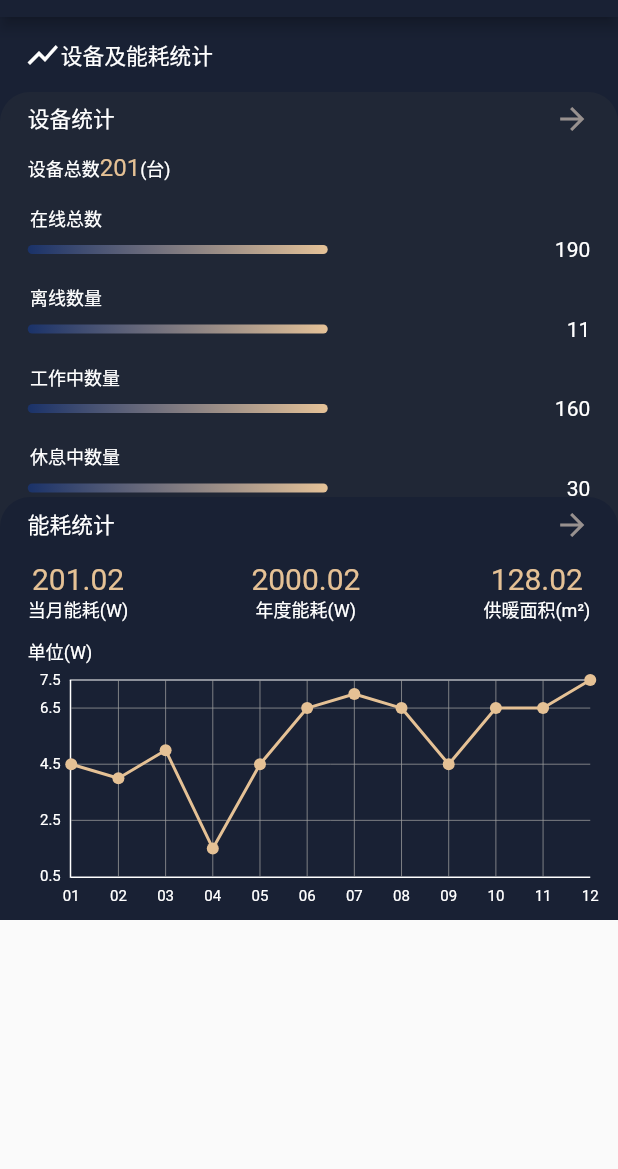
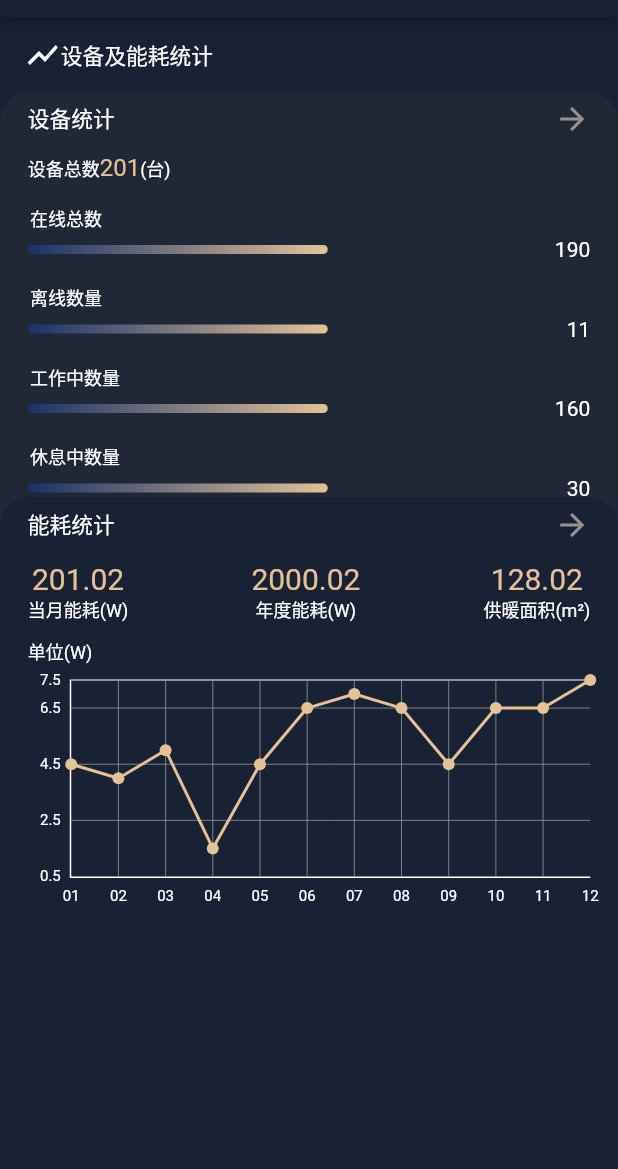
Before and after one commit to zhangyuhuihh/flutter-demo, a Flutter app: the screen it shows after launch, on a phone screen of 412 x 824 dp, the part 67-1236 px from its top. Run offline on Flutter 3.47's test engine with Material 2 defaults, Android fonts, the phone set to English and light mode, and no system bars; drawn by our look-alikes of fl_chart; generated files the repository leaves out were written again.

Commit message:
首页整体布局搞定

```diff
--- a/lib/routes/homePage.dart
+++ b/lib/routes/homePage.dart
@@ -213,7 +213,8 @@ class EnergyManage extends StatefulWidget {
 
 class _EnergyManage extends State<EnergyManage> {
   Widget build(BuildContext context) {
-    return Container(
+    return Expanded(
+      child: Container(
         decoration: BoxDecoration(
           border: Border(top: BorderSide(color: Color(0xFF202736), width: 0.0)),
           color: const Color(0xFF202736), // 0xFF192134
@@ -241,7 +242,8 @@ class _EnergyManage extends State<EnergyManage> {
                     height: 36,
                   ),
                   Container(
-                  padding: EdgeInsets.only(right: 18.5, top: 6.5, bottom: 6.5),
+                    padding:
+                        EdgeInsets.only(right: 18.5, top: 6.5, bottom: 6.5),
                     child: Icon(
                       Icons.arrow_forward,
                       color: const Color(0xFF98918f),
@@ -267,7 +269,8 @@ class _EnergyManage extends State<EnergyManage> {
                           Container(
                             child: Text(
                               '当月能耗(W)',
-                            style: TextStyle(color: Colors.white, fontSize: 12),
+                              style:
+                                  TextStyle(color: Colors.white, fontSize: 12),
                             ),
                           )
                         ],
@@ -286,7 +289,8 @@ class _EnergyManage extends State<EnergyManage> {
                           Container(
                             child: Text(
                               '年度能耗(W)',
-                            style: TextStyle(color: Colors.white, fontSize: 12),
+                              style:
+                                  TextStyle(color: Colors.white, fontSize: 12),
                             ),
                           )
                         ],
@@ -306,7 +310,8 @@ class _EnergyManage extends State<EnergyManage> {
                           Container(
                             child: Text(
                               '供暖面积(m²)',
-                            style: TextStyle(color: Colors.white, fontSize: 12),
+                              style:
+                                  TextStyle(color: Colors.white, fontSize: 12),
                             ),
                           )
                         ],
@@ -336,6 +341,7 @@ class _EnergyManage extends State<EnergyManage> {
                 // height: 122,
               )
             ],
+          ),
         ),
       ),
     );
@@ -413,6 +419,7 @@ class MenuList extends StatelessWidget {
   }
 }
 
+// todo改造成statefull组件
 class LineChartSample4 extends StatelessWidget {
   @override
   Widget build(BuildContext context) {
```
Lines whose indentation alone changed are shown as unchanged.
